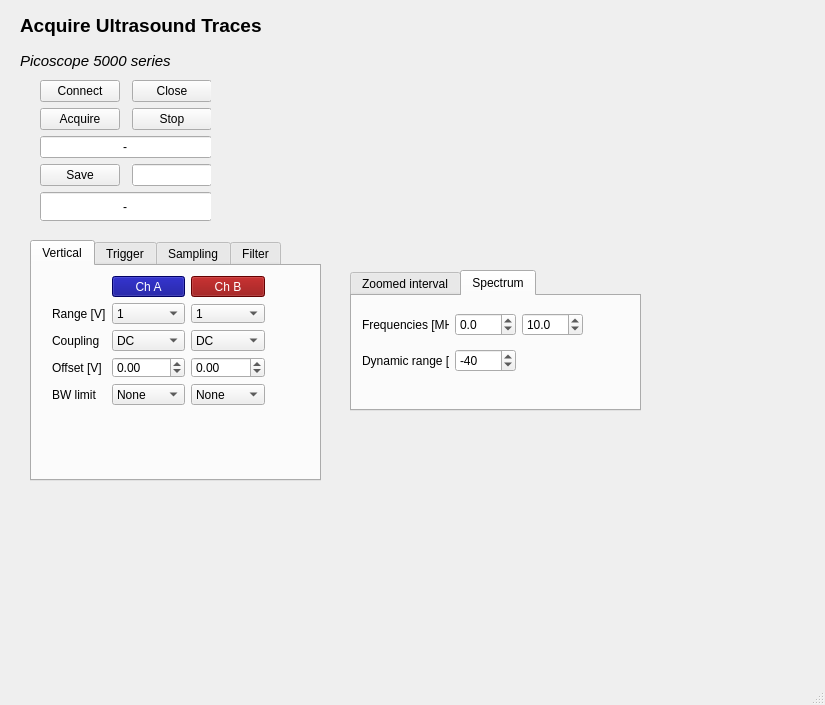
Old version of the form acquire-ultrasound/python/code/aquire_ultrasound_gui.ui in the repository Lars27/ultrasound-measurements.
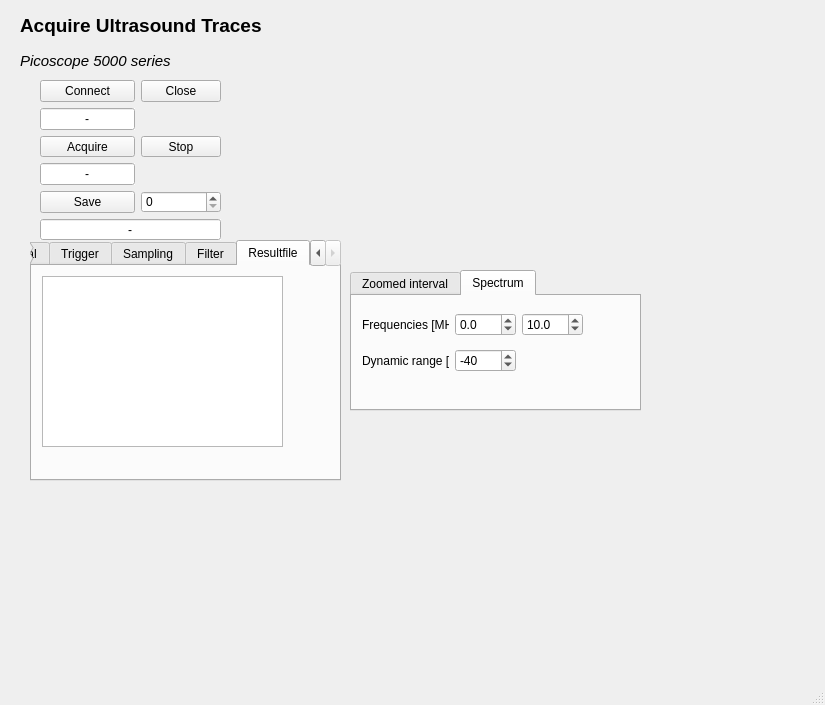
New version of the form. The open tabs and pages were chosen to show the change.

Patch:
```diff
--- a/acquire-ultrasound/python/code/aquire_ultrasound_gui.ui
+++ b/acquire-ultrasound/python/code/aquire_ultrasound_gui.ui
@@ -72,7 +72,7 @@
      <rect>
       <x>30</x>
       <y>240</y>
-      <width>291</width>
+      <width>311</width>
       <height>241</height>
      </rect>
     </property>
@@ -80,7 +80,7 @@
      <string notr="true"/>
     </property>
     <property name="currentIndex">
-     <number>0</number>
+     <number>4</number>
     </property>
     <widget class="QWidget" name="vertical_tab">
      <property name="enabled">
@@ -1013,6 +1013,21 @@
       </layout>
      </widget>
     </widget>
+    <widget class="QWidget" name="tab">
+     <attribute name="title">
+      <string>Resultfile</string>
+     </attribute>
+     <widget class="QTextEdit" name="resultpath_Edit">
+      <property name="geometry">
+       <rect>
+        <x>10</x>
+        <y>10</y>
+        <width>241</width>
+        <height>171</height>
+       </rect>
+      </property>
+     </widget>
+    </widget>
    </widget>
    <widget class="QTabWidget" name="display_tabWidget">
     <property name="geometry">
@@ -1432,8 +1447,8 @@
      <rect>
       <x>40</x>
       <y>80</y>
-      <width>171</width>
-      <height>141</height>
+      <width>181</width>
+      <height>160</height>
      </rect>
     </property>
     <layout class="QGridLayout" name="gridLayout">
@@ -1450,11 +1465,8 @@
        </property>
       </widget>
      </item>
-     <item row="3" column="2">
-      <widget class="QLineEdit" name="counter_Edit">
-       <property name="autoFillBackground">
-        <bool>true</bool>
-       </property>
+     <item row="2" column="1">
+      <widget class="QPushButton" name="stop_button">
        <property name="styleSheet">
         <string notr="true"/>
        </property>
@@ -1462,14 +1474,11 @@
         <locale language="English" country="UnitedKingdom"/>
        </property>
        <property name="text">
-        <string/>
-       </property>
-       <property name="alignment">
-        <set>Qt::AlignCenter</set>
+        <string>Stop</string>
        </property>
       </widget>
      </item>
-     <item row="3" column="0">
+     <item row="4" column="0">
       <widget class="QPushButton" name="save_button">
        <property name="maximumSize">
         <size>
@@ -1488,7 +1497,7 @@
        </property>
       </widget>
      </item>
-     <item row="1" column="0">
+     <item row="2" column="0">
       <widget class="QPushButton" name="acquire_button">
        <property name="maximumSize">
         <size>
@@ -1507,27 +1516,8 @@
        </property>
       </widget>
      </item>
-     <item row="2" column="0" colspan="3">
-      <widget class="QLineEdit" name="status_Edit">
-       <property name="autoFillBackground">
-        <bool>true</bool>
-       </property>
-       <property name="styleSheet">
-        <string notr="true"/>
-       </property>
-       <property name="locale">
-        <locale language="English" country="UnitedKingdom"/>
-       </property>
-       <property name="text">
-        <string>-</string>
-       </property>
-       <property name="alignment">
-        <set>Qt::AlignCenter</set>
-       </property>
-      </widget>
-     </item>
-     <item row="4" column="0" colspan="3">
-      <widget class="QLineEdit" name="filename_Edit">
+     <item row="5" column="0" colspan="2">
+      <widget class="QLineEdit" name="resultfile_Edit">
        <property name="sizePolicy">
         <sizepolicy hsizetype="Preferred" vsizetype="Preferred">
          <horstretch>0</horstretch>
@@ -1557,7 +1547,10 @@
        </property>
       </widget>
      </item>
-     <item row="0" column="2">
+     <item row="4" column="1">
+      <widget class="QSpinBox" name="filecounter_spinBox"/>
+     </item>
+     <item row="0" column="1">
       <widget class="QPushButton" name="close_button">
        <property name="maximumSize">
         <size>
@@ -1576,13 +1569,38 @@
        </property>
       </widget>
      </item>
-     <item row="1" column="2">
-      <widget class="QPushButton" name="stop_button">
+     <item row="1" column="0">
+      <widget class="QLineEdit" name="connected_Edit">
+       <property name="autoFillBackground">
+        <bool>true</bool>
+       </property>
        <property name="styleSheet">
         <string notr="true"/>
        </property>
        <property name="text">
-        <string>Stop</string>
+        <string>-</string>
+       </property>
+       <property name="alignment">
+        <set>Qt::AlignCenter</set>
+       </property>
+      </widget>
+     </item>
+     <item row="3" column="0">
+      <widget class="QLineEdit" name="status_Edit">
+       <property name="autoFillBackground">
+        <bool>true</bool>
+       </property>
+       <property name="styleSheet">
+        <string notr="true"/>
+       </property>
+       <property name="locale">
+        <locale language="English" country="UnitedKingdom"/>
+       </property>
+       <property name="text">
+        <string>-</string>
+       </property>
+       <property name="alignment">
+        <set>Qt::AlignCenter</set>
        </property>
       </widget>
      </item>
```
Left out of the diff: 8 changed lines with no effect on the pictures.
